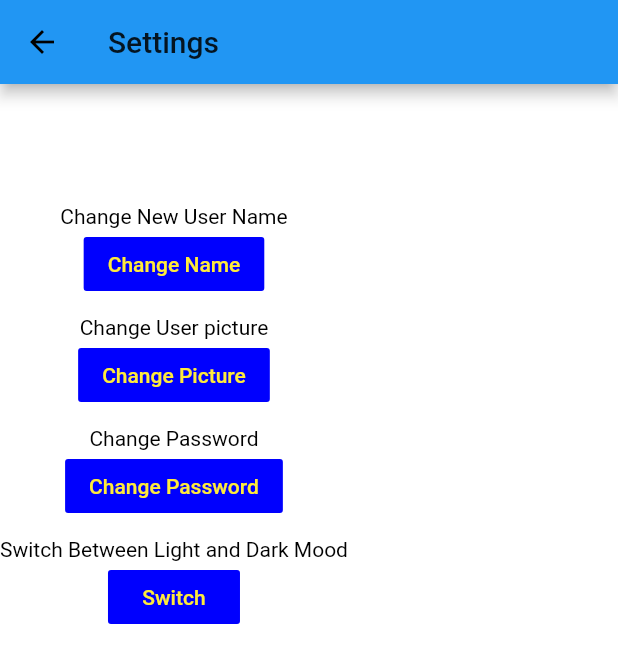
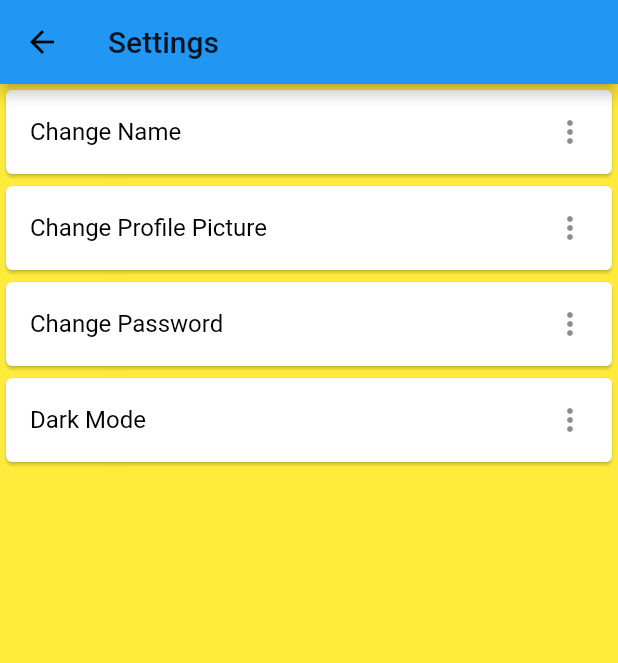
Before and after one commit to dtleight/HofSwap, a Flutter app: the SettingsPage screen opened directly, on a phone screen of 412 x 824 dp. Shown: the top 663 px of the screen. Run offline on Flutter 3.47's test engine with Material 2 defaults, Android fonts, the phone set to English and light mode, and no system bars; our stand-ins replace cached_network_image, cloud_firestore, firebase_auth, firebase_core, fluttertoast; missing offline and left inert: mailer; accounts and stored records are empty.

Commit message:
App looks prettier

```diff
--- a/lib/Pages/SettingsPage.dart
+++ b/lib/Pages/SettingsPage.dart
@@ -19,32 +19,51 @@ class SettingsPage extends StatelessWidget
       //textControllers[1],
     ]);
     return Scaffold(
+      backgroundColor: Colors.yellow,
       appBar: AppBar(title: Text("Settings")),
-      body: Column(
-        children:[
-          SizedBox(height: 80,),
-          Text('Change New User Name'),
-          //TextStyle(color: Colors.yellow),
-          FlatButton(onPressed: (){
-              Navigator.push(context, new MaterialPageRoute(builder: (ctext) => new ChangeUserName()));
-              }, child: Text('Change Name'), color: Color.fromARGB(255,0,0,254), textColor: Colors.yellow,),
-          SizedBox(height: 10,),
-          Text('Change User picture'),
-          FlatButton(onPressed: () {
-             Navigator.push(context, new MaterialPageRoute(builder: (ctext) => new ChangePicturePage()));
-             },color: Color.fromARGB(255,0,0,254),  textColor: Colors.yellow, child: Text('Change Picture'),),
-          SizedBox(height: 10,),
-          Text('Change Password'),
-          FlatButton(onPressed: (){
-              Navigator.push(context, new MaterialPageRoute(builder: (ctext) => new ChangePassword()));
-              }, child: Text('Change Password'), color: Color.fromARGB(255, 0, 0, 254), textColor: Colors.yellow),
-          SizedBox(height: 10,),
-          Text('Switch Between Light and Dark Mood'),
-          FlatButton(onPressed: () {
-            ThemeState provider = Provider.of<ThemeState>(context,listen: false);
-            provider.changeTheme();
-
-          }, child: Text('Switch'),color: Color.fromARGB(255, 0, 0, 254), textColor: Colors.yellow),
+      body: ListView(
+        children: <Widget>[
+          Card(
+            child: ListTile(
+              title: Text('Change Name'),
+              trailing: Icon(Icons.more_vert),
+              onTap: ()
+                {
+                Navigator.push(context, new MaterialPageRoute(builder: (ctext) => new ChangeUserName()));
+                },
+            ),
+          ),
+           Card(
+             child: ListTile(
+               title: Text('Change Profile Picture'),
+               trailing: Icon(Icons.more_vert),
+               onTap: ()
+              {
+               Navigator.push(context, new MaterialPageRoute(builder: (ctext) => new ChangePicturePage()));
+               },
+             ),
+           ),
+          Card(
+            child: ListTile(
+              title: Text('Change Password'),
+              trailing: Icon(Icons.more_vert),
+              onTap: ()
+                {
+                Navigator.push(context, new MaterialPageRoute(builder: (ctext) => new ChangePassword()));
+                },
+            ),
+          ),
+          Card(
+            child: ListTile(
+              title: Text('Dark Mode'),
+              trailing: Icon(Icons.more_vert),
+              onTap: ()
+              {
+              ThemeState provider = Provider.of<ThemeState>(context,listen: false);
+              provider.changeTheme();
+              },
+            ),
+          )
         ] ,
       ),
       );
--- a/lib/Popouts/SellersPopout.dart
+++ b/lib/Popouts/SellersPopout.dart
@@ -31,6 +31,7 @@ class _SellersPopoutState extends State<SellersPopout>
 
   Widget build(BuildContext context) {
     return AlertDialog(
+      backgroundColor: Colors.yellow,
       content: StatefulBuilder(
         builder: (BuildContext context, StateSetter setState) {
          return Form
@@ -40,7 +41,7 @@ class _SellersPopoutState extends State<SellersPopout>
               (
               children:
               [
-                Text('Please Choose a Condition of Your Book:',
+                Text('Please Choose a Condition and Enter a Price:', textAlign: TextAlign.center,
                       style: TextStyle(color: Colors.black, fontSize: 20, fontWeight: FontWeight.bold),
                   ),
                 StatefulBuilder(
@@ -91,6 +92,7 @@ class _SellersPopoutState extends State<SellersPopout>
   Widget buildDropDownList()
   {
     return DropdownButton<String>(
+      dropdownColor: Colors.white,
         value: placeholderValue,
         items: [generateDropDownItem("Mint"),generateDropDownItem("Great"),generateDropDownItem("Good"),generateDropDownItem("Okay"),generateDropDownItem("Bad"),],
         onChanged: (String newValue) {setState(() {
```
